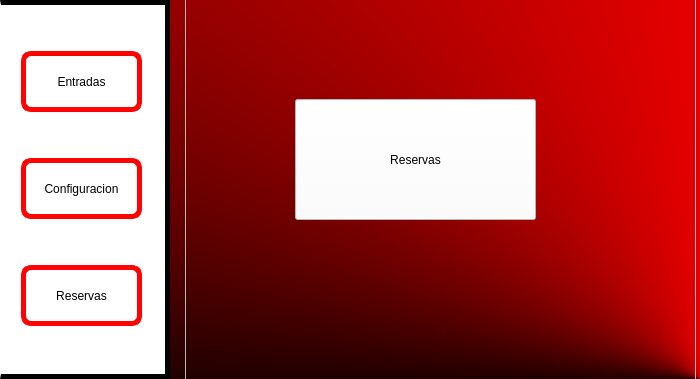
juanhoyos06/AppIntouch, file Motel/Vista/gui/VentanaPrincipal.ui: the form before one commit.
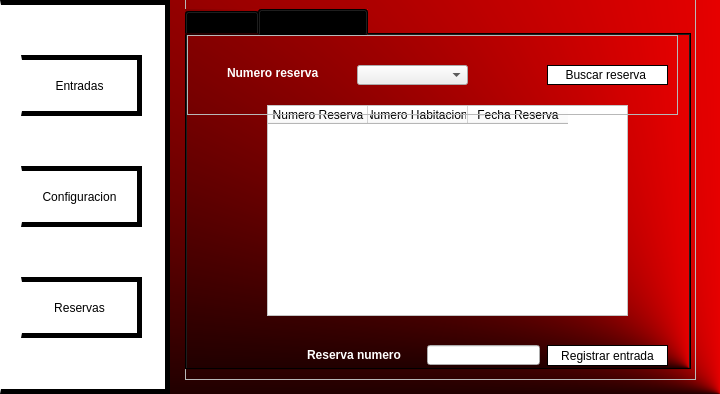
The form after the commit. The open tabs and pages were chosen to show the change. Icons and pictures are not drawn.

The edit to the form file:
```diff
--- a/Motel/Vista/gui/VentanaPrincipal.ui
+++ b/Motel/Vista/gui/VentanaPrincipal.ui
@@ -6,20 +6,20 @@
    <rect>
     <x>0</x>
     <y>0</y>
-    <width>700</width>
-    <height>379</height>
+    <width>720</width>
+    <height>394</height>
    </rect>
   </property>
   <property name="minimumSize">
    <size>
-    <width>700</width>
-    <height>359</height>
+    <width>720</width>
+    <height>394</height>
    </size>
   </property>
   <property name="maximumSize">
    <size>
-    <width>700</width>
-    <height>379</height>
+    <width>720</width>
+    <height>394</height>
    </size>
   </property>
   <property name="windowTitle">
@@ -59,10 +59,22 @@
      <rect>
       <x>0</x>
       <y>0</y>
-      <width>511</width>
-      <height>361</height>
+      <width>531</width>
+      <height>401</height>
      </rect>
     </property>
+    <property name="minimumSize">
+     <size>
+      <width>531</width>
+      <height>401</height>
+     </size>
+    </property>
+    <property name="maximumSize">
+     <size>
+      <width>531</width>
+      <height>401</height>
+     </size>
+    </property>
     <property name="styleSheet">
      <string notr="true">background-color: rgba(0,0,0,0%);</string>
     </property>
@@ -499,21 +511,394 @@
      </widget>
     </widget>
     <widget class="QWidget" name="page_reservas">
-     <widget class="QPushButton" name="pushButton_3">
+     <widget class="QTabWidget" name="tabWidget_2">
       <property name="geometry">
        <rect>
+        <x>0</x>
+        <y>10</y>
+        <width>506</width>
+        <height>361</height>
+       </rect>
+      </property>
+      <property name="minimumSize">
+       <size>
+        <width>506</width>
+        <height>361</height>
+       </size>
+      </property>
+      <property name="maximumSize">
+       <size>
+        <width>506</width>
+        <height>361</height>
+       </size>
+      </property>
+      <property name="styleSheet">
+       <string notr="true">background-color: qconicalgradient(cx:1, cy:1, angle:195, stop:0.676136 rgba(255, 0, 0, 255), stop:1 rgba(0, 0, 0, 255));</string>
+      </property>
+      <property name="tabShape">
+       <enum>QTabWidget::Rounded</enum>
+      </property>
+      <property name="currentIndex">
+       <number>0</number>
+      </property>
+      <widget class="QWidget" name="tab_3">
+       <attribute name="title">
+        <string>Reservar</string>
+       </attribute>
+       <widget class="QPushButton" name="pbutton_reservar">
+        <property name="geometry">
+         <rect>
+          <x>360</x>
+          <y>310</y>
+          <width>121</width>
+          <height>21</height>
+         </rect>
+        </property>
+        <property name="styleSheet">
+         <string notr="true">
+QPushButton{
+	background-color: rgb(255, 255, 255);
+	
+	font: 10pt &quot;MS Shell Dlg 2&quot;;
+	border: 0.5px solid;
+	border-color: rgb(0, 0, 0);
+
+}
+
+QPushButton:hover{
+	
+	background-color: rgb(170, 170, 170);
+	
+	font: 10pt &quot;MS Shell Dlg 2&quot;;
+	border-color: rgb(0, 0, 0);
+
+}</string>
+        </property>
+        <property name="text">
+         <string>Reservar</string>
+        </property>
+       </widget>
+       <widget class="QLabel" name="label_6">
+        <property name="geometry">
+         <rect>
+          <x>250</x>
+          <y>220</y>
+          <width>131</width>
+          <height>21</height>
+         </rect>
+        </property>
+        <property name="styleSheet">
+         <string notr="true">background-color: None;
+font: 12pt &quot;MS Shell Dlg 2&quot;;</string>
+        </property>
+        <property name="text">
+         <string>&lt;html&gt;&lt;head/&gt;&lt;body&gt;&lt;p&gt;&lt;span style=&quot; font-size:9pt; font-weight:600; color:#ffffff;&quot;&gt;Habitacion numero&lt;/span&gt;&lt;/p&gt;&lt;/body&gt;&lt;/html&gt;</string>
+        </property>
+       </widget>
+       <widget class="QTableWidget" name="tableHabitacionesDisp_reservar">
+        <property name="geometry">
+         <rect>
+          <x>30</x>
+          <y>10</y>
+          <width>451</width>
+          <height>201</height>
+         </rect>
+        </property>
+        <property name="styleSheet">
+         <string notr="true">background-color: rgb(255, 255, 255);</string>
+        </property>
+        <column>
+         <property name="text">
+          <string>Numero</string>
+         </property>
+        </column>
+        <column>
+         <property name="text">
+          <string>Categoria</string>
+         </property>
+        </column>
+        <column>
+         <property name="text">
+          <string>Capacidad</string>
+         </property>
+        </column>
+        <column>
+         <property name="text">
+          <string>Precio</string>
+         </property>
+        </column>
+       </widget>
+       <widget class="QComboBox" name="comboBox_numeroHabitacion_reserva">
+        <property name="geometry">
+         <rect>
+          <x>370</x>
+          <y>220</y>
+          <width>111</width>
+          <height>22</height>
+         </rect>
+        </property>
+        <property name="styleSheet">
+         <string notr="true">background-color: None;</string>
+        </property>
+        <property name="currentText">
+         <string/>
+        </property>
+       </widget>
+       <widget class="QLabel" name="label_7">
+        <property name="geometry">
+         <rect>
+          <x>10</x>
+          <y>270</y>
+          <width>131</width>
+          <height>21</height>
+         </rect>
+        </property>
+        <property name="styleSheet">
+         <string notr="true">background-color: None;
+font: 12pt &quot;MS Shell Dlg 2&quot;;</string>
+        </property>
+        <property name="text">
+         <string>&lt;html&gt;&lt;head/&gt;&lt;body&gt;&lt;p&gt;&lt;span style=&quot; font-size:9pt; font-weight:600; color:#ffffff;&quot;&gt;Fecha y hora&lt;/span&gt;&lt;/p&gt;&lt;p&gt;&lt;br/&gt;&lt;/p&gt;&lt;/body&gt;&lt;/html&gt;</string>
+        </property>
+       </widget>
+       <widget class="QLabel" name="label_8">
+        <property name="geometry">
+         <rect>
+          <x>10</x>
+          <y>220</y>
+          <width>131</width>
+          <height>21</height>
+         </rect>
+        </property>
+        <property name="styleSheet">
+         <string notr="true">background-color: None;
+font: 12pt &quot;MS Shell Dlg 2&quot;;</string>
+        </property>
+        <property name="text">
+         <string>&lt;html&gt;&lt;head/&gt;&lt;body&gt;&lt;p&gt;&lt;span style=&quot; font-size:9pt; font-weight:600; color:#ffffff;&quot;&gt;Numero reserva&lt;/span&gt;&lt;/p&gt;&lt;/body&gt;&lt;/html&gt;</string>
+        </property>
+       </widget>
+       <widget class="QLineEdit" name="lineedit_NumeroReserva">
+        <property name="geometry">
+         <rect>
         <x>110</x>
-        <y>100</y>
-        <width>241</width>
-        <height>121</height>
+          <y>220</y>
+          <width>113</width>
+          <height>20</height>
        </rect>
       </property>
       <property name="styleSheet">
+         <string notr="true">background-color:None;</string>
+        </property>
+       </widget>
+       <widget class="QLineEdit" name="lineedit_fechaReserva">
+        <property name="geometry">
+         <rect>
+          <x>110</x>
+          <y>270</y>
+          <width>131</width>
+          <height>20</height>
+         </rect>
+        </property>
+        <property name="styleSheet">
+         <string notr="true">background-color:None;</string>
+        </property>
+        <property name="placeholderText">
+         <string>AAAA-DD-MM hh:mm:ss</string>
+        </property>
+       </widget>
+      </widget>
+      <widget class="QWidget" name="tab_4">
+       <attribute name="title">
+        <string>Entrada reserva</string>
+       </attribute>
+       <widget class="QTableWidget" name="tableHabitaciones_reservadas">
+        <property name="geometry">
+         <rect>
+          <x>80</x>
+          <y>70</y>
+          <width>361</width>
+          <height>211</height>
+         </rect>
+        </property>
+        <property name="styleSheet">
        <string notr="true">background-color: rgb(255, 255, 255);</string>
       </property>
+        <column>
       <property name="text">
-       <string>Reservas</string>
-      </property>
+          <string>Numero Reserva</string>
+         </property>
+        </column>
+        <column>
+         <property name="text">
+          <string>Numero Habitacion </string>
+         </property>
+        </column>
+        <column>
+         <property name="text">
+          <string>Fecha Reserva</string>
+         </property>
+        </column>
+       </widget>
+       <widget class="QLineEdit" name="lineedit_numReserva_entradaReserva">
+        <property name="geometry">
+         <rect>
+          <x>240</x>
+          <y>310</y>
+          <width>113</width>
+          <height>20</height>
+         </rect>
+        </property>
+        <property name="styleSheet">
+         <string notr="true">background-color: None;
+</string>
+        </property>
+       </widget>
+       <widget class="QPushButton" name="pbutton_registrar_entrada_reserva">
+        <property name="geometry">
+         <rect>
+          <x>360</x>
+          <y>310</y>
+          <width>121</width>
+          <height>21</height>
+         </rect>
+        </property>
+        <property name="styleSheet">
+         <string notr="true">
+QPushButton{
+	background-color: rgb(255, 255, 255);
+	
+	font: 10pt &quot;MS Shell Dlg 2&quot;;
+	border: 0.5px solid;
+	border-color: rgb(0, 0, 0);
+
+}
+
+QPushButton:hover{
+	
+	background-color: rgb(170, 170, 170);
+	
+	font: 10pt &quot;MS Shell Dlg 2&quot;;
+	border-color: rgb(0, 0, 0);
+
+}</string>
+        </property>
+        <property name="text">
+         <string>Registrar entrada</string>
+        </property>
+       </widget>
+       <widget class="QLabel" name="label_10">
+        <property name="geometry">
+         <rect>
+          <x>120</x>
+          <y>310</y>
+          <width>131</width>
+          <height>21</height>
+         </rect>
+        </property>
+        <property name="styleSheet">
+         <string notr="true">background-color: None;
+font: 12pt &quot;MS Shell Dlg 2&quot;;</string>
+        </property>
+        <property name="text">
+         <string>&lt;html&gt;&lt;head/&gt;&lt;body&gt;&lt;p&gt;&lt;span style=&quot; font-size:9pt; font-weight:600; color:#ffffff;&quot;&gt;Reserva numero&lt;/span&gt;&lt;/p&gt;&lt;/body&gt;&lt;/html&gt;</string>
+        </property>
+       </widget>
+       <widget class="QFrame" name="frame_4">
+        <property name="geometry">
+         <rect>
+          <x>0</x>
+          <y>0</y>
+          <width>491</width>
+          <height>80</height>
+         </rect>
+        </property>
+        <property name="minimumSize">
+         <size>
+          <width>491</width>
+          <height>80</height>
+         </size>
+        </property>
+        <property name="maximumSize">
+         <size>
+          <width>491</width>
+          <height>80</height>
+         </size>
+        </property>
+        <property name="styleSheet">
+         <string notr="true">background-color: None;
+</string>
+        </property>
+        <property name="frameShape">
+         <enum>QFrame::StyledPanel</enum>
+        </property>
+        <property name="frameShadow">
+         <enum>QFrame::Raised</enum>
+        </property>
+        <widget class="QComboBox" name="comboBox_numeroReserva">
+         <property name="geometry">
+          <rect>
+           <x>170</x>
+           <y>30</y>
+           <width>111</width>
+           <height>20</height>
+          </rect>
+         </property>
+         <property name="styleSheet">
+          <string notr="true">background-color: None;</string>
+         </property>
+        </widget>
+        <widget class="QLabel" name="label_11">
+         <property name="geometry">
+          <rect>
+           <x>40</x>
+           <y>30</y>
+           <width>111</width>
+           <height>16</height>
+          </rect>
+         </property>
+         <property name="styleSheet">
+          <string notr="true">background-color: None;</string>
+         </property>
+         <property name="text">
+          <string>&lt;html&gt;&lt;head/&gt;&lt;body&gt;&lt;p&gt;&lt;span style=&quot; font-size:9pt; font-weight:600; color:#ffffff;&quot;&gt;Numero reserva&lt;/span&gt;&lt;/p&gt;&lt;/body&gt;&lt;/html&gt;</string>
+         </property>
+        </widget>
+        <widget class="QPushButton" name="pbutton_BuscarReserva">
+         <property name="geometry">
+          <rect>
+           <x>360</x>
+           <y>30</y>
+           <width>121</width>
+           <height>20</height>
+          </rect>
+         </property>
+         <property name="styleSheet">
+          <string notr="true">
+QPushButton{
+	background-color: rgb(255, 255, 255);
+	
+	font: 10pt &quot;MS Shell Dlg 2&quot;;
+	border: 0.5px solid;
+	border-color: rgb(0, 0, 0);
+
+}
+
+QPushButton:hover{
+	
+	background-color: rgb(170, 170, 170);
+	
+	font: 10pt &quot;MS Shell Dlg 2&quot;;
+	border-color: rgb(0, 0, 0);
+
+}</string>
+         </property>
+         <property name="text">
+          <string>Buscar reserva </string>
+         </property>
+        </widget>
+       </widget>
+      </widget>
      </widget>
     </widget>
    </widget>
@@ -524,19 +909,19 @@
      <x>0</x>
      <y>0</y>
      <width>170</width>
-     <height>379</height>
+     <height>394</height>
     </rect>
    </property>
    <property name="minimumSize">
     <size>
      <width>170</width>
-     <height>379</height>
+     <height>394</height>
     </size>
    </property>
    <property name="maximumSize">
     <size>
-     <width>110</width>
-     <height>379</height>
+     <width>170</width>
+     <height>394</height>
     </size>
    </property>
    <property name="toolTipDuration">
@@ -589,14 +974,10 @@
        </size>
       </property>
       <property name="styleSheet">
-       <string notr="true">
-QPushButton{
-	border-radius: 10px;
-	background-color: rgb(255,255,255);
+       <string notr="true">QPushButton{
+	background-color: rgb(255, 255, 255);
+	
 	font: 75 14pt &quot;Script MT Bold&quot;;
-	color: rgb(0,0, 0);
-	border: 5px solid;
-	border-color: rgb(255, 3, 3)
 }
 
 QPushButton:hover{
@@ -636,14 +1017,10 @@
        </size>
       </property>
       <property name="styleSheet">
-       <string notr="true">
-QPushButton{
-	border-radius: 10px;
-	background-color: rgb(255,255,255);
+       <string notr="true">QPushButton{
+	background-color: rgb(255, 255, 255);
+	
 	font: 75 14pt &quot;Script MT Bold&quot;;
-	color: rgb(0,0, 0);
-	border: 5px solid;
-	border-color: rgb(255, 3, 3);
 }
 
 QPushButton:hover{
@@ -682,14 +1059,10 @@
        </size>
       </property>
       <property name="styleSheet">
-       <string notr="true">
-QPushButton{
-	border-radius: 10px;
-	background-color: rgb(255,255,255);
+       <string notr="true">QPushButton{
+	background-color: rgb(255, 255, 255);
+	
 	font: 75 14pt &quot;Script MT Bold&quot;;
-	color: rgb(0,0, 0);
-	border: 5px solid;
-	border-color: rgb(255, 3, 3);
 }
 
 QPushButton:hover{
```
Left out of the diff: 252 changed lines with no effect on the pictures. Lines whose indentation alone changed are shown as unchanged.
